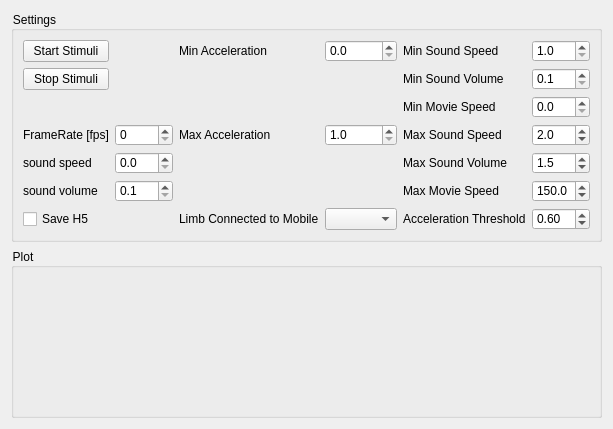
Before: the Qt Designer form Mobile.UI in liorse/Lital_IMU_Tobii_Pro_Integration, drawn with Qt 5.
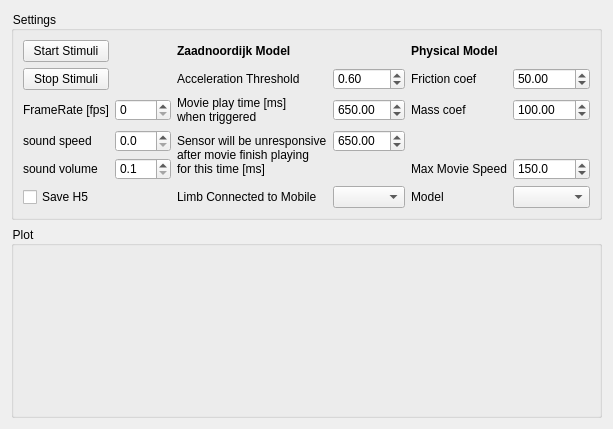
After: the same form once the commit is applied.

Commit message: added two models for moving the mobile

The edit to the form file:
```diff
--- a/Mobile.UI
+++ b/Mobile.UI
@@ -33,21 +33,67 @@
         </property>
        </widget>
       </item>
-      <item row="8" column="0">
+      <item row="7" column="2">
+       <widget class="QLabel" name="framerate_label_label_11">
+        <property name="text">
+         <string>Limb Connected to Mobile</string>
+        </property>
+       </widget>
+      </item>
+      <item row="4" column="1">
+       <widget class="QDoubleSpinBox" name="fps_spinBox">
+        <property name="decimals">
+         <number>0</number>
+        </property>
+        <property name="minimum">
+         <double>0.000000000000000</double>
+        </property>
+        <property name="maximum">
+         <double>400.000000000000000</double>
+        </property>
+       </widget>
+      </item>
+      <item row="5" column="1">
+       <widget class="QDoubleSpinBox" name="sound_speed_spinBox">
+        <property name="decimals">
+         <number>1</number>
+        </property>
+        <property name="minimum">
+         <double>0.000000000000000</double>
+        </property>
+        <property name="maximum">
+         <double>10.000000000000000</double>
+        </property>
+        <property name="singleStep">
+         <double>0.100000000000000</double>
+        </property>
+       </widget>
+      </item>
+      <item row="5" column="0">
+       <widget class="QLabel" name="framerate_label_label_2">
+        <property name="text">
+         <string>sound speed</string>
+        </property>
+       </widget>
+      </item>
+      <item row="7" column="0">
        <widget class="QCheckBox" name="save_h5_checkBox">
         <property name="text">
          <string>Save H5</string>
         </property>
        </widget>
       </item>
-      <item row="4" column="4">
-       <widget class="QLabel" name="framerate_label_label_9">
+      <item row="7" column="3">
+       <widget class="QComboBox" name="Limb_connected_to_mobile_ComboBox"/>
+      </item>
+      <item row="1" column="0">
+       <widget class="QPushButton" name="start_stimuli_pushButton">
         <property name="text">
-         <string>Min Movie Speed</string>
+         <string>Start Stimuli</string>
         </property>
        </widget>
       </item>
-      <item row="7" column="1">
+      <item row="6" column="1">
        <widget class="QDoubleSpinBox" name="sound_volume_spinBox">
         <property name="decimals">
          <number>1</number>
@@ -63,7 +109,14 @@
         </property>
        </widget>
       </item>
-      <item row="7" column="0">
+      <item row="4" column="0">
+       <widget class="QLabel" name="framerate_label_label">
+        <property name="text">
+         <string>FrameRate [fps]</string>
+        </property>
+       </widget>
+      </item>
+      <item row="6" column="0">
        <widget class="QLabel" name="framerate_label_label_3">
         <property name="text">
          <string>sound volume</string>
@@ -73,141 +126,59 @@
       <item row="2" column="5">
        <widget class="QDoubleSpinBox" name="min_sound_volume_spinBox">
         <property name="decimals">
-         <number>1</number>
-        </property>
-        <property name="minimum">
-         <double>0.100000000000000</double>
-        </property>
-        <property name="maximum">
-         <double>1.500000000000000</double>
-        </property>
-        <property name="singleStep">
-         <double>0.100000000000000</double>
-        </property>
-        <property name="value">
-         <double>0.100000000000000</double>
-        </property>
-       </widget>
-      </item>
-      <item row="6" column="5">
-       <widget class="QDoubleSpinBox" name="max_sound_volume_spinBox">
-        <property name="decimals">
-         <number>1</number>
-        </property>
-        <property name="minimum">
-         <double>0.500000000000000</double>
-        </property>
-        <property name="maximum">
-         <double>1.600000000000000</double>
-        </property>
-        <property name="singleStep">
-         <double>0.100000000000000</double>
-        </property>
-        <property name="value">
-         <double>1.500000000000000</double>
-        </property>
-       </widget>
-      </item>
-      <item row="8" column="3">
-       <widget class="QComboBox" name="Limb_connected_to_mobile_ComboBox"/>
-      </item>
-      <item row="6" column="4">
-       <widget class="QLabel" name="framerate_label_label_8">
-        <property name="text">
-         <string>Max Sound Volume</string>
-        </property>
-       </widget>
-      </item>
-      <item row="1" column="4">
-       <widget class="QLabel" name="framerate_label_label_4">
-        <property name="text">
-         <string>Min Sound Speed</string>
-        </property>
-       </widget>
-      </item>
-      <item row="6" column="1">
-       <widget class="QDoubleSpinBox" name="sound_speed_spinBox">
-        <property name="decimals">
-         <number>1</number>
+         <number>2</number>
         </property>
         <property name="minimum">
          <double>0.000000000000000</double>
         </property>
         <property name="maximum">
-         <double>10.000000000000000</double>
+         <double>20000.000000000000000</double>
         </property>
         <property name="singleStep">
-         <double>0.100000000000000</double>
+         <double>0.010000000000000</double>
+        </property>
+        <property name="stepType">
+         <enum>QAbstractSpinBox::AdaptiveDecimalStepType</enum>
+        </property>
+        <property name="value">
+         <double>50.000000000000000</double>
         </property>
        </widget>
       </item>
       <item row="2" column="4">
-       <widget class="QLabel" name="framerate_label_label_7">
+       <widget class="QLabel" name="framerate_label_label_14">
         <property name="text">
-         <string>Min Sound Volume</string>
-        </property>
-       </widget>
-      </item>
-      <item row="6" column="0">
-       <widget class="QLabel" name="framerate_label_label_2">
-        <property name="text">
-         <string>sound speed</string>
-        </property>
-       </widget>
-      </item>
-      <item row="1" column="3">
-       <widget class="QDoubleSpinBox" name="min_acceleration_spinBox">
-        <property name="decimals">
-         <number>1</number>
-        </property>
-        <property name="minimum">
-         <double>0.000000000000000</double>
-        </property>
-        <property name="maximum">
-         <double>0.500000000000000</double>
-        </property>
-        <property name="singleStep">
-         <double>0.100000000000000</double>
-        </property>
-        <property name="value">
-         <double>0.000000000000000</double>
+         <string>Friction coef</string>
         </property>
        </widget>
       </item>
       <item row="4" column="5">
        <widget class="QDoubleSpinBox" name="min_movie_speed_spinBox">
         <property name="decimals">
-         <number>1</number>
+         <number>2</number>
         </property>
         <property name="minimum">
          <double>0.000000000000000</double>
         </property>
         <property name="maximum">
-         <double>70.000000000000000</double>
+         <double>20000.000000000000000</double>
         </property>
         <property name="singleStep">
          <double>1.000000000000000</double>
         </property>
         <property name="value">
-         <double>0.000000000000000</double>
+         <double>100.000000000000000</double>
         </property>
        </widget>
       </item>
-      <item row="7" column="4">
-       <widget class="QLabel" name="framerate_label_label_10">
+      <item row="4" column="4">
+       <widget class="QLabel" name="framerate_label_label_15">
         <property name="text">
-         <string>Max Movie Speed</string>
+         <string>Mass coef</string>
         </property>
        </widget>
       </item>
-      <item row="1" column="0">
-       <widget class="QPushButton" name="start_stimuli_pushButton">
-        <property name="text">
-         <string>Start Stimuli</string>
-        </property>
-       </widget>
-      </item>
-      <item row="8" column="5">
+      <item row="2" column="3">
        <widget class="QDoubleSpinBox" name="acceleration_threshold_spinBox">
         <property name="decimals">
          <number>2</number>
@@ -229,21 +200,103 @@
         </property>
        </widget>
       </item>
-      <item row="8" column="2">
-       <widget class="QLabel" name="framerate_label_label_11">
-        <property name="text">
-         <string>Limb Connected to Mobile</string>
-        </property>
-       </widget>
-      </item>
-      <item row="8" column="4">
+      <item row="2" column="2">
        <widget class="QLabel" name="framerate_label_label_6">
         <property name="text">
          <string>Acceleration Threshold</string>
         </property>
        </widget>
       </item>
-      <item row="7" column="5">
+      <item row="4" column="3">
+       <widget class="QDoubleSpinBox" name="Movie_Playtime_spinBox">
+        <property name="decimals">
+         <number>2</number>
+        </property>
+        <property name="minimum">
+         <double>0.010000000000000</double>
+        </property>
+        <property name="maximum">
+         <double>5000.000000000000000</double>
+        </property>
+        <property name="singleStep">
+         <double>0.010000000000000</double>
+        </property>
+        <property name="stepType">
+         <enum>QAbstractSpinBox::AdaptiveDecimalStepType</enum>
+        </property>
+        <property name="value">
+         <double>650.000000000000000</double>
+        </property>
+       </widget>
+      </item>
+      <item row="4" column="2">
+       <widget class="QLabel" name="framerate_label_label_7">
+        <property name="text">
+         <string>Movie play time [ms] 
+when triggered</string>
+        </property>
+       </widget>
+      </item>
+      <item row="5" column="3">
+       <widget class="QDoubleSpinBox" name="Deadtime_spinBox">
+        <property name="decimals">
+         <number>2</number>
+        </property>
+        <property name="minimum">
+         <double>0.010000000000000</double>
+        </property>
+        <property name="maximum">
+         <double>5000.000000000000000</double>
+        </property>
+        <property name="singleStep">
+         <double>0.010000000000000</double>
+        </property>
+        <property name="stepType">
+         <enum>QAbstractSpinBox::AdaptiveDecimalStepType</enum>
+        </property>
+        <property name="value">
+         <double>650.000000000000000</double>
+        </property>
+       </widget>
+      </item>
+      <item row="5" column="2" rowspan="2">
+       <widget class="QLabel" name="framerate_label_label_8">
+        <property name="text">
+         <string>Sensor will be unresponsive 
+after movie finish playing
+for this time [ms]</string>
+        </property>
+       </widget>
+      </item>
+      <item row="1" column="4">
+       <widget class="QLabel" name="framerate_label_label_16">
+        <property name="font">
+         <font>
+          <pointsize>9</pointsize>
+          <weight>75</weight>
+          <bold>true</bold>
+         </font>
+        </property>
+        <property name="text">
+         <string>Physical Model</string>
+        </property>
+       </widget>
+      </item>
+      <item row="1" column="2">
+       <widget class="QLabel" name="framerate_label_label_17">
+        <property name="font">
+         <font>
+          <pointsize>9</pointsize>
+          <weight>75</weight>
+          <bold>true</bold>
+         </font>
+        </property>
+        <property name="text">
+         <string>Zaadnoordijk Model</string>
+        </property>
+       </widget>
+      </item>
+      <item row="6" column="5">
        <widget class="QDoubleSpinBox" name="max_movie_speed_spinBox">
         <property name="decimals">
          <number>1</number>
@@ -262,103 +315,22 @@
         </property>
        </widget>
       </item>
-      <item row="1" column="5">
-       <widget class="QDoubleSpinBox" name="min_sound_speed_spinBox">
-        <property name="decimals">
-         <number>1</number>
-        </property>
-        <property name="minimum">
-         <double>1.000000000000000</double>
-        </property>
-        <property name="maximum">
-         <double>5.000000000000000</double>
-        </property>
-        <property name="singleStep">
-         <double>0.100000000000000</double>
-        </property>
-        <property name="value">
-         <double>1.000000000000000</double>
+      <item row="6" column="4">
+       <widget class="QLabel" name="framerate_label_label_10">
+        <property name="text">
+         <string>Max Movie Speed</string>
         </property>
        </widget>
       </item>
-      <item row="1" column="2">
+      <item row="7" column="4">
        <widget class="QLabel" name="framerate_label_label_12">
         <property name="text">
-         <string>Min Acceleration</string>
+         <string>Model</string>
         </property>
        </widget>
       </item>
-      <item row="5" column="5">
-       <widget class="QDoubleSpinBox" name="max_sound_speed_spinBox">
-        <property name="decimals">
-         <number>1</number>
-        </property>
-        <property name="minimum">
-         <double>1.000000000000000</double>
-        </property>
-        <property name="maximum">
-         <double>5.000000000000000</double>
-        </property>
-        <property name="singleStep">
-         <double>0.100000000000000</double>
-        </property>
-        <property name="value">
-         <double>2.000000000000000</double>
-        </property>
-       </widget>
-      </item>
-      <item row="5" column="4">
-       <widget class="QLabel" name="framerate_label_label_5">
-        <property name="text">
-         <string>Max Sound Speed</string>
-        </property>
-       </widget>
-      </item>
-      <item row="5" column="2">
-       <widget class="QLabel" name="framerate_label_label_13">
-        <property name="text">
-         <string>Max Acceleration</string>
-        </property>
-       </widget>
-      </item>
-      <item row="5" column="3">
-       <widget class="QDoubleSpinBox" name="max_acceleration_spinBox">
-        <property name="decimals">
-         <number>1</number>
-        </property>
-        <property name="minimum">
-         <double>1.000000000000000</double>
-        </property>
-        <property name="maximum">
-         <double>8.000000000000000</double>
-        </property>
-        <property name="singleStep">
-         <double>1.000000000000000</double>
-        </property>
-        <property name="value">
-         <double>1.000000000000000</double>
-        </property>
-       </widget>
-      </item>
-      <item row="5" column="0">
-       <widget class="QLabel" name="framerate_label_label">
-        <property name="text">
-         <string>FrameRate [fps]</string>
-        </property>
-       </widget>
-      </item>
-      <item row="5" column="1">
-       <widget class="QDoubleSpinBox" name="fps_spinBox">
-        <property name="decimals">
-         <number>0</number>
-        </property>
-        <property name="minimum">
-         <double>0.000000000000000</double>
-        </property>
-        <property name="maximum">
-         <double>400.000000000000000</double>
-        </property>
-       </widget>
+      <item row="7" column="5">
+       <widget class="QComboBox" name="Model_ComboBox"/>
       </item>
      </layout>
     </widget>
```
Left out of the diff: 25 changed lines with no effect on the pictures. The commit also changes 1 other file.
